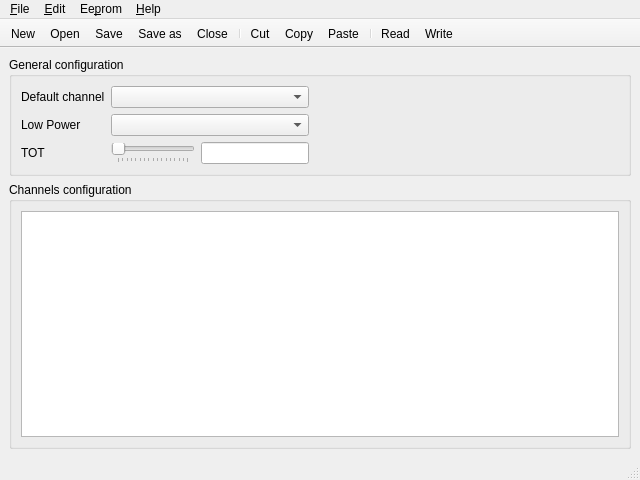
Old version of the form src/windows/mainwindow.ui in the repository sardylan/qfm1000.
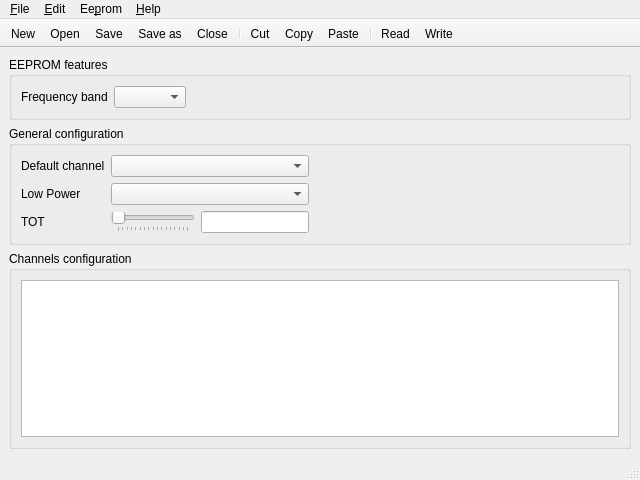
New version of the form. Icons and pictures are not drawn.

Commit message: Adds EEPROM features view

What changed in the file:
```diff
--- a/src/windows/mainwindow.ui
+++ b/src/windows/mainwindow.ui
@@ -14,7 +14,39 @@
    <string>MainWindow</string>
   </property>
   <widget class="QWidget" name="mainContainer">
-   <layout class="QVBoxLayout" name="verticalLayout" stretch="0,1">
+   <layout class="QVBoxLayout" name="verticalLayout" stretch="0,0,1">
+    <item>
+     <widget class="QGroupBox" name="eepromFeaturesGroupBox">
+      <property name="title">
+       <string>EEPROM features</string>
+      </property>
+      <layout class="QGridLayout" name="gridLayout_3" columnstretch="0,0,0">
+       <item row="0" column="1">
+        <widget class="QComboBox" name="frequencyBandComboBox"/>
+       </item>
+       <item row="0" column="0">
+        <widget class="QLabel" name="frequencyBandLabel">
+         <property name="text">
+          <string>Frequency band</string>
+         </property>
+        </widget>
+       </item>
+       <item row="0" column="2">
+        <spacer name="horizontalSpacer_2">
+         <property name="orientation">
+          <enum>Qt::Horizontal</enum>
+         </property>
+         <property name="sizeHint" stdset="0">
+          <size>
+           <width>40</width>
+           <height>20</height>
+          </size>
+         </property>
+        </spacer>
+       </item>
+      </layout>
+     </widget>
+    </item>
     <item>
      <widget class="QGroupBox" name="generalConfGroupBox">
       <property name="title">
```
